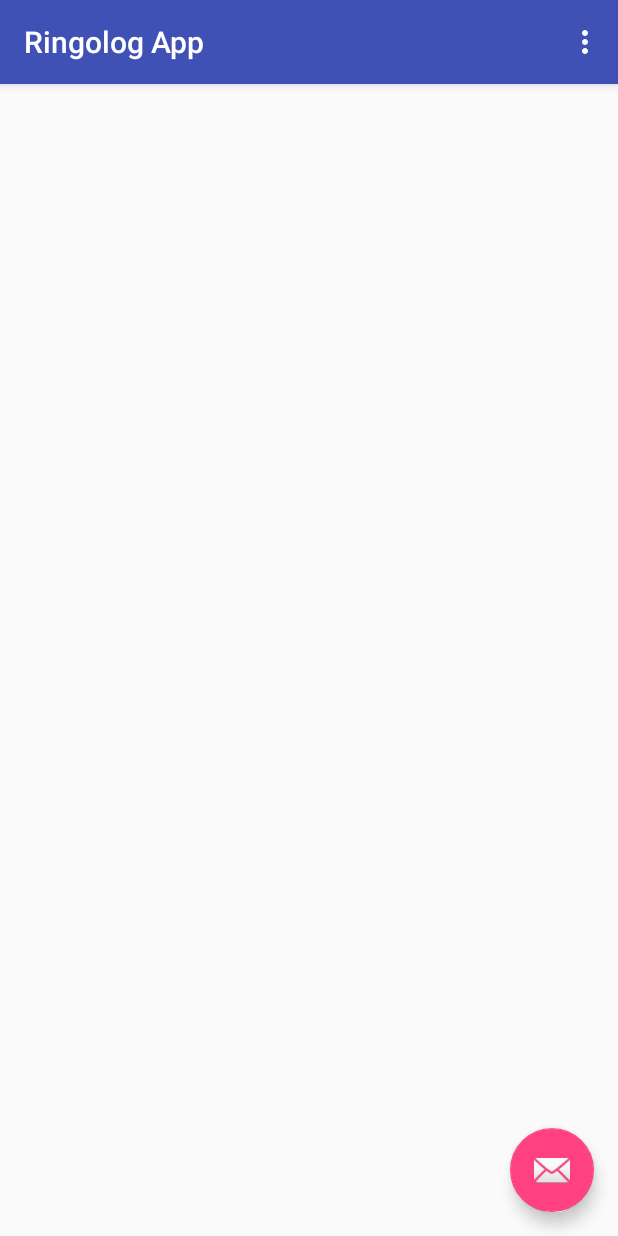
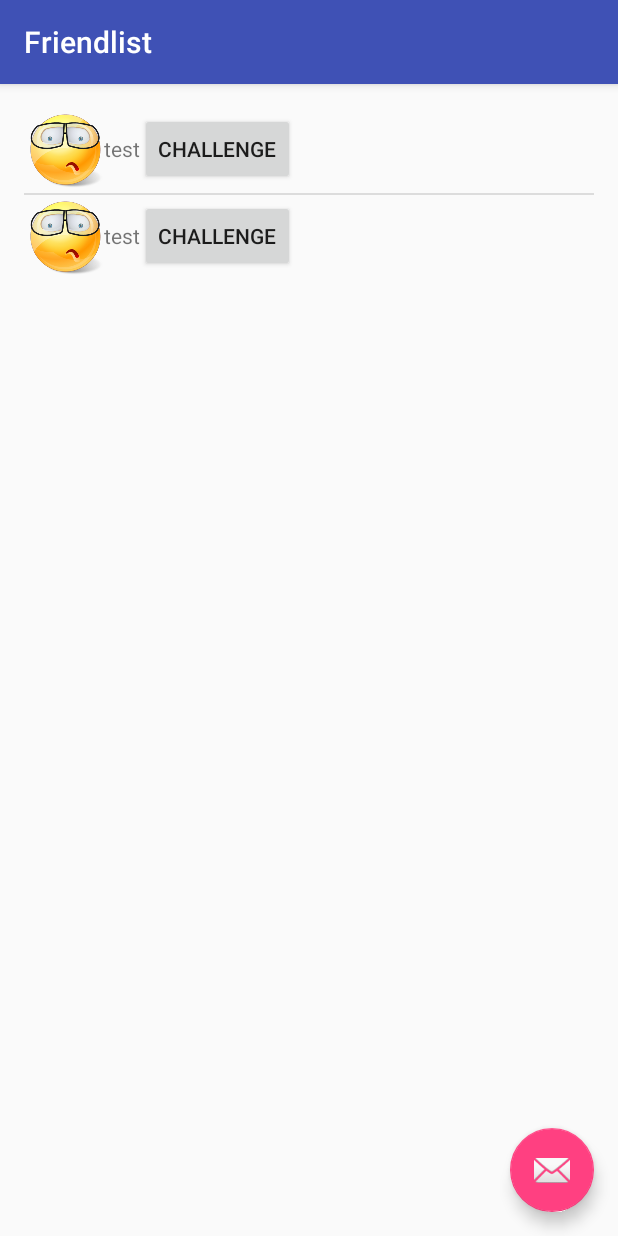
Before and after one commit to MaDumont/rigolog-amc-2016, an Android app: the screen it shows after launch (MainActivity before the commit, Friendlist after it), on a phone screen of 412 x 824 dp. Run offline under Robolectric (Android 15) with nearby library versions, the phone set to English and light mode, and no system bars.

Commit message:
Custom listview pour la liste d'ami

```diff
--- a/Ringolog/app/src/main/AndroidManifest.xml
+++ b/Ringolog/app/src/main/AndroidManifest.xml
@@ -17,15 +17,36 @@
             android:name=".MainActivity"
             android:label="@string/app_name"
             android:theme="@style/AppTheme.NoActionBar">
+
+            <!--
+            <intent-filter>
+                <action android:name="android.intent.action.MAIN" />
+
+                <category android:name="android.intent.category.LAUNCHER" />
+            </intent-filter>
+            -->
+        </activity>
+        <activity
+            android:name=".LoginActivity"
+            android:label="@string/title_activity_login">
+            android:label="@string/app_name"
+            android:theme="@style/AppTheme.NoActionBar">
+            <!--<intent-filter>
+                <action android:name="android.intent.action.MAIN" />
+
+                <category android:name="android.intent.category.LAUNCHER" />
+            </intent-filter>-->
+        </activity>
+        <activity
+            android:name=".Friendlist"
+            android:label="@string/title_activity_friendlist"
+            android:theme="@style/AppTheme.NoActionBar">
             <intent-filter>
                 <action android:name="android.intent.action.MAIN" />
 
                 <category android:name="android.intent.category.LAUNCHER" />
             </intent-filter>
         </activity>
-        <activity
-            android:name=".LoginActivity"
-            android:label="@string/title_activity_login"></activity>
     </application>
 
 </manifest>
--- /dev/null
+++ b/Ringolog/app/src/main/java/com/example/ringolog/ringologapp/CustomListAdapter.java
@@ -0,0 +1,44 @@
+package com.example.ringolog.ringologapp;
+
+import android.app.Activity;
+import android.content.Context;
+import android.view.LayoutInflater;
+import android.view.View;
+import android.view.ViewGroup;
+import android.widget.ArrayAdapter;
+import android.widget.ImageView;
+import android.widget.TextView;
+
+import java.util.ArrayList;
+
+/**
+ * Created by Chou on 2016-02-13.
+ */
+public class CustomListAdapter extends ArrayAdapter {
+    Context context;
+
+    public CustomListAdapter(Activity context, ArrayList<String> itemsArrayList) {
+        super(context, R.layout.friendlist_row, itemsArrayList);
+        this.context = context;
+
+    }
+
+    @Override
+    public View getView(int position, View convertView, ViewGroup parent) {
+        // 1. Create inflater
+        LayoutInflater inflater = (LayoutInflater) context.getSystemService(Context.LAYOUT_INFLATER_SERVICE);
+
+        // 2. Get rowView from inflater
+        View friendlist_row = inflater.inflate(R.layout.friendlist_row, parent, false);
+
+        // 3. Get the two text view from the rowView
+        TextView name = (TextView) friendlist_row.findViewById(R.id.textName);
+        //ImageView imageView = (ImageView) friendlist_row.findViewById(R.id.icon);
+
+        // 4. Set the text for textView
+        name.setText("test");
+        //String title = itemsArrayList.get(position).toString();
+        //labelView.setText(title);
+        return friendlist_row;
+    }
+}
--- /dev/null
+++ b/Ringolog/app/src/main/java/com/example/ringolog/ringologapp/Friend.java
@@ -0,0 +1,35 @@
+package com.example.ringolog.ringologapp;
+
+import android.media.Image;
+
+/**
+ * Created by Chou on 2016-02-13.
+ */
+public class Friend {
+    Image profilPicture;
+    String name;
+
+    public Friend() {
+    this.name = "Default Name";
+    }
+
+    public Friend(Image picture, String name) {
+        this.name = name;
+    }
+
+    public String getName() {
+        return name;
+    }
+
+    public void setName(String name) {
+        this.name = name;
+    }
+
+    public Image getProfilPicture() {
+        return profilPicture;
+    }
+
+    public void setProfilPicture(Image profilPicture) {
+        this.profilPicture = profilPicture;
+    }
+}
--- /dev/null
+++ b/Ringolog/app/src/main/java/com/example/ringolog/ringologapp/Friendlist.java
@@ -0,0 +1,31 @@
+package com.example.ringolog.ringologapp;
+
+import android.os.Bundle;
+import android.support.design.widget.FloatingActionButton;
+import android.support.design.widget.Snackbar;
+import android.support.v7.app.AppCompatActivity;
+import android.support.v7.widget.Toolbar;
+import android.view.View;
+import android.widget.ListView;
+
+import java.util.ArrayList;
+
+public class Friendlist extends AppCompatActivity {
+
+    @Override
+    protected void onCreate(Bundle savedInstanceState) {
+        super.onCreate(savedInstanceState);
+        setContentView(R.layout.activity_friendlist);
+        Toolbar toolbar = (Toolbar) findViewById(R.id.toolbar);
+        setSupportActionBar(toolbar);
+
+        int image_id = 1;
+        ArrayList<String> textList = new ArrayList();
+        textList.add("test");
+        textList.add("test2");
+        CustomListAdapter adapter = new CustomListAdapter(this, textList);
+        ListView lv = (ListView) findViewById(R.id.Friendlist_View);
+        lv.setAdapter(adapter);
+    }
+
+}
--- a/Ringolog/app/src/main/java/com/example/ringolog/ringologapp/MainActivity.java
+++ b/Ringolog/app/src/main/java/com/example/ringolog/ringologapp/MainActivity.java
@@ -8,6 +8,7 @@ import android.support.v7.widget.Toolbar;
 import android.view.View;
 import android.view.Menu;
 import android.view.MenuItem;
+import android.widget.ListView;
 
 public class MainActivity extends AppCompatActivity {
 
@@ -18,14 +19,6 @@ public class MainActivity extends AppCompatActivity {
         Toolbar toolbar = (Toolbar) findViewById(R.id.toolbar);
         setSupportActionBar(toolbar);
 
-        FloatingActionButton fab = (FloatingActionButton) findViewById(R.id.fab);
-        fab.setOnClickListener(new View.OnClickListener() {
-            @Override
-            public void onClick(View view) {
-                Snackbar.make(view, "Replace with your own action", Snackbar.LENGTH_LONG)
-                        .setAction("Action", null).show();
-            }
-        });
     }
 
     @Override
--- /dev/null
+++ b/Ringolog/app/src/main/res/layout/activity_friendlist.xml
@@ -0,0 +1,34 @@
+<?xml version="1.0" encoding="utf-8"?>
+<android.support.design.widget.CoordinatorLayout xmlns:android="http://schemas.android.com/apk/res/android"
+    xmlns:app="http://schemas.android.com/apk/res-auto"
+    xmlns:tools="http://schemas.android.com/tools"
+    android:layout_width="match_parent"
+    android:layout_height="match_parent"
+    android:fitsSystemWindows="true"
+    tools:context="com.example.ringolog.ringologapp.Friendlist">
+
+    <android.support.design.widget.AppBarLayout
+        android:layout_width="match_parent"
+        android:layout_height="wrap_content"
+        android:theme="@style/AppTheme.AppBarOverlay">
+
+        <android.support.v7.widget.Toolbar
+            android:id="@+id/toolbar"
+            android:layout_width="match_parent"
+            android:layout_height="?attr/actionBarSize"
+            android:background="?attr/colorPrimary"
+            app:popupTheme="@style/AppTheme.PopupOverlay" />
+
+    </android.support.design.widget.AppBarLayout>
+
+    <include layout="@layout/content_friendlist" />
+
+    <android.support.design.widget.FloatingActionButton
+        android:id="@+id/fab"
+        android:layout_width="wrap_content"
+        android:layout_height="wrap_content"
+        android:layout_gravity="bottom|end"
+        android:layout_margin="@dimen/fab_margin"
+        android:src="@android:drawable/ic_dialog_email" />
+
+</android.support.design.widget.CoordinatorLayout>
--- /dev/null
+++ b/Ringolog/app/src/main/res/layout/content_friendlist.xml
@@ -0,0 +1,27 @@
+<?xml version="1.0" encoding="utf-8"?>
+<RelativeLayout xmlns:android="http://schemas.android.com/apk/res/android"
+    xmlns:app="http://schemas.android.com/apk/res-auto"
+    xmlns:tools="http://schemas.android.com/tools"
+    android:layout_width="match_parent"
+    android:layout_height="match_parent"
+    android:paddingBottom="@dimen/activity_vertical_margin"
+    android:paddingLeft="@dimen/activity_horizontal_margin"
+    android:paddingRight="@dimen/activity_horizontal_margin"
+    android:paddingTop="@dimen/activity_vertical_margin"
+    app:layout_behavior="@string/appbar_scrolling_view_behavior"
+    tools:context="com.example.ringolog.ringologapp.Friendlist"
+    tools:showIn="@layout/activity_friendlist">
+
+    <RelativeLayout
+        android:layout_width="match_parent"
+        android:layout_height="wrap_content"
+        android:layout_alignParentTop="true"
+        android:layout_alignParentStart="true">
+
+        <ListView
+            android:layout_width="wrap_content"
+            android:layout_height="wrap_content"
+            android:id="@+id/Friendlist_View"
+            android:layout_alignParentEnd="true" />
+    </RelativeLayout>
+</RelativeLayout>
--- /dev/null
+++ b/Ringolog/app/src/main/res/layout/friendlist_row.xml
@@ -0,0 +1,32 @@
+<?xml version="1.0" encoding="utf-8"?>
+<RelativeLayout xmlns:android="http://schemas.android.com/apk/res/android"
+    android:orientation="vertical"
+    android:layout_width="match_parent"
+    android:layout_height="match_parent">
+
+    <LinearLayout android:id="@+id/thumbnail"
+        android:layout_width="wrap_content"
+        android:layout_height="wrap_content"
+        android:padding="3dip"
+        android:layout_alignParentLeft="true"
+        android:layout_marginRight="5dip">
+
+        <ImageView
+            android:id="@+id/list_image"
+            android:layout_width="50dip"
+            android:layout_height="50dip"
+            android:src="@drawable/testprofil"/>
+
+        <TextView
+            android:layout_width="wrap_content"
+            android:layout_height="wrap_content"
+            android:text="Nom de la personne"
+            android:id="@+id/textName"/>
+
+        <Button
+            android:layout_width="wrap_content"
+            android:layout_height="wrap_content"
+            android:text="Challenge"/>
+
+    </LinearLayout>
+</RelativeLayout>
--- a/Ringolog/app/src/main/res/values/strings.xml
+++ b/Ringolog/app/src/main/res/values/strings.xml
@@ -15,4 +15,5 @@
     <string name="permission_rationale">"Contacts permissions are needed for providing email
         completions."
     </string>
+    <string name="title_activity_friendlist">Friendlist</string>
 </resources>
```
Also changed, not shown: Ringolog/app/src/main/res/drawable/testprofil.png (added).
